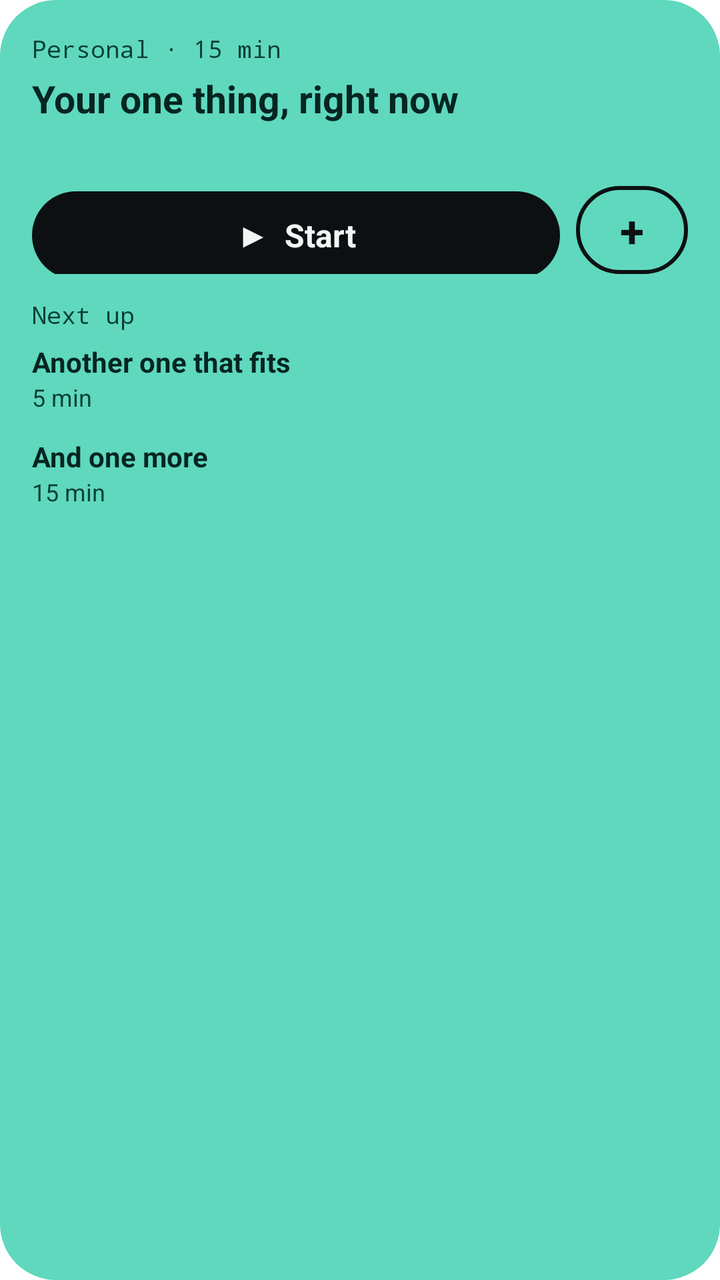
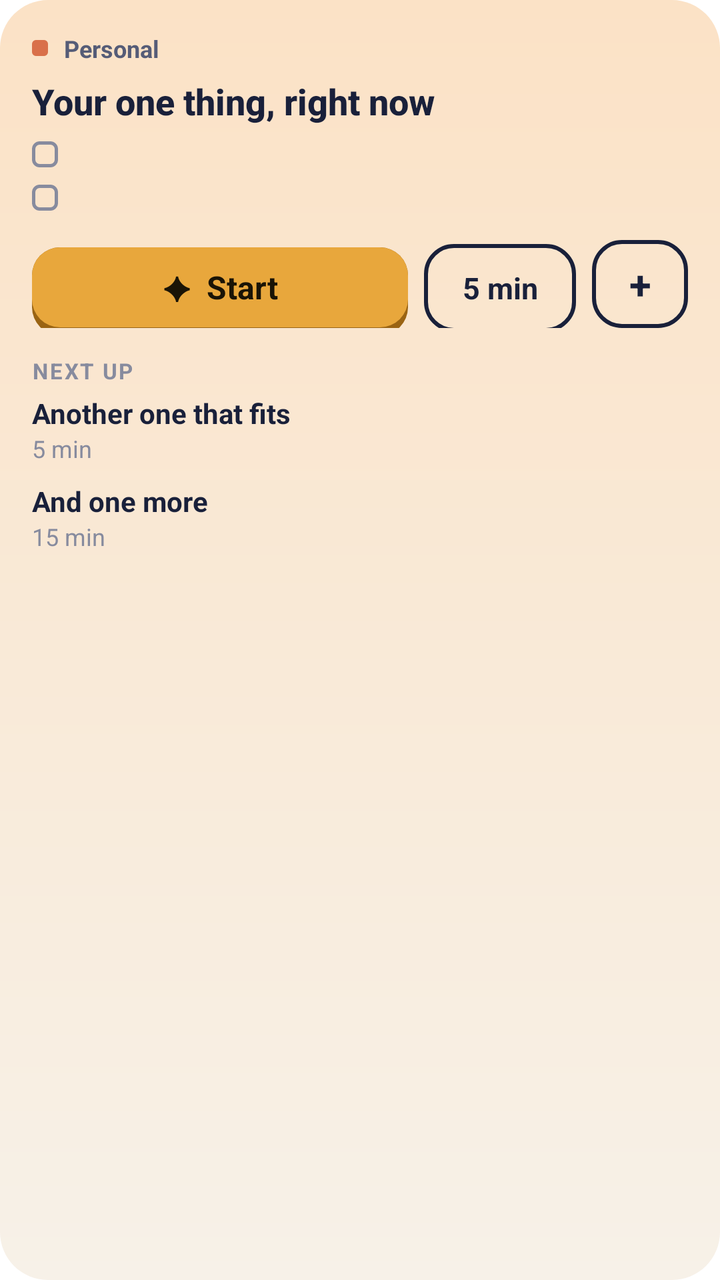

Before-and-after screenshots of an Android layout around one commit, followed by the original layout XML and the change that was made.
<!-- AndroidManifest.xml: fallback theme Theme.MaterialComponents.DayNight.NoActionBar -->
<!-- res/layout/pick_widget_large.xml -->
<?xml version="1.0" encoding="utf-8"?>
<LinearLayout xmlns:android="http://schemas.android.com/apk/res/android"
    android:id="@+id/widget_root"
    android:layout_width="match_parent"
    android:layout_height="match_parent"
    android:background="@drawable/widget_bg"
    android:orientation="vertical"
    android:padding="16dp">

    <TextView
        android:id="@+id/widget_meta"
        android:text="Personal · 15 min"
        android:layout_width="match_parent"
        android:layout_height="wrap_content"
        android:ellipsize="end"
        android:maxLines="1"
        android:textColor="#0B4038"
        android:textSize="12sp"
        android:fontFamily="monospace" />

    <TextView
        android:id="@+id/widget_title"
        android:text="Your one thing, right now"
        android:layout_width="match_parent"
        android:layout_height="wrap_content"
        android:layout_marginTop="4dp"
        android:ellipsize="end"
        android:maxLines="2"
        android:textColor="#062520"
        android:textSize="19sp"
        android:textStyle="bold" />

    <TextView
        android:id="@+id/widget_step"
        android:layout_width="match_parent"
        android:layout_height="wrap_content"
        android:layout_marginTop="2dp"
        android:ellipsize="end"
        android:maxLines="2"
        android:textColor="#0B3B33"
        android:textSize="14sp" />

    <LinearLayout
        android:layout_width="match_parent"
        android:layout_height="wrap_content"
        android:orientation="horizontal"
        android:paddingTop="10dp">

        <TextView
            android:id="@+id/widget_start"
            android:layout_width="0dp"
            android:layout_height="44dp"
            android:layout_weight="1"
            android:background="@drawable/widget_start_bg"
            android:gravity="center"
            android:text="▶  Start"
            android:textColor="#F2F5F4"
            android:textSize="16sp"
            android:textStyle="bold" />

        <TextView
            android:id="@+id/widget_add"
            android:layout_width="56dp"
            android:layout_height="44dp"
            android:layout_marginStart="8dp"
            android:background="@drawable/widget_add_bg"
            android:contentDescription="Add a task"
            android:gravity="center"
            android:text="+"
            android:textColor="#0D1012"
            android:textSize="22sp"
            android:textStyle="bold" />
    </LinearLayout>

    <TextView
        android:id="@+id/widget_next_label"
        android:layout_width="match_parent"
        android:layout_height="wrap_content"
        android:layout_marginTop="12dp"
        android:fontFamily="monospace"
        android:text="Next up"
        android:textColor="#0B4038"
        android:textSize="12sp" />

    <LinearLayout
        android:id="@+id/widget_alt1"
        android:layout_width="match_parent"
        android:layout_height="wrap_content"
        android:minHeight="44dp"
        android:gravity="center_vertical"
        android:orientation="vertical"
        android:paddingTop="6dp"
        android:paddingBottom="6dp">

        <TextView
            android:id="@+id/widget_alt1_title"
            android:text="Another one that fits"
            android:layout_width="match_parent"
            android:layout_height="wrap_content"
            android:ellipsize="end"
            android:maxLines="1"
            android:textColor="#062520"
            android:textSize="14sp"
            android:textStyle="bold" />

        <TextView
            android:id="@+id/widget_alt1_meta"
            android:text="5 min"
            android:layout_width="match_parent"
            android:layout_height="wrap_content"
            android:ellipsize="end"
            android:maxLines="1"
            android:textColor="#0B4038"
            android:textSize="12sp" />
    </LinearLayout>

    <LinearLayout
        android:id="@+id/widget_alt2"
        android:layout_width="match_parent"
        android:layout_height="wrap_content"
        android:minHeight="44dp"
        android:gravity="center_vertical"
        android:orientation="vertical"
        android:paddingTop="6dp"
        android:paddingBottom="6dp">

        <TextView
            android:id="@+id/widget_alt2_title"
            android:text="And one more"
            android:layout_width="match_parent"
            android:layout_height="wrap_content"
            android:ellipsize="end"
            android:maxLines="1"
            android:textColor="#062520"
            android:textSize="14sp"
            android:textStyle="bold" />

        <TextView
            android:id="@+id/widget_alt2_meta"
            android:text="15 min"
            android:layout_width="match_parent"
            android:layout_height="wrap_content"
            android:ellipsize="end"
            android:maxLines="1"
            android:textColor="#0B4038"
            android:textSize="12sp" />
    </LinearLayout>

</LinearLayout>
<!-- resources referenced by this layout -->
<resources>
  <!-- drawable widget_add_bg (drawable) -->
  <?xml version="1.0" encoding="utf-8"?>
  <shape xmlns:android="http://schemas.android.com/apk/res/android" android:shape="rectangle">
      <solid android:color="#00000000"/>
      <stroke android:width="2dp" android:color="#0D1012"/>
      <corners android:radius="999dp"/>
  </shape>
  <!-- drawable widget_bg (drawable) -->
  <?xml version="1.0" encoding="utf-8"?>
  <shape xmlns:android="http://schemas.android.com/apk/res/android" android:shape="rectangle">
      <solid android:color="#5FD8BE"/>
      <corners android:radius="28dp"/>
  </shape>
  <!-- drawable widget_start_bg (drawable) -->
  <?xml version="1.0" encoding="utf-8"?>
  <shape xmlns:android="http://schemas.android.com/apk/res/android" android:shape="rectangle">
      <solid android:color="#0D1012"/>
      <corners android:radius="999dp"/>
  </shape>
</resources>

<!-- the commit's change to res/layout/pick_widget_large.xml (unified diff, before → after) -->
@@ -7,68 +7,140 @@
     android:orientation="vertical"
     android:padding="16dp">
 
-    <TextView
-        android:id="@+id/widget_meta"
-        android:text="Personal · 15 min"
-        android:layout_width="match_parent"
-        android:layout_height="wrap_content"
-        android:ellipsize="end"
-        android:maxLines="1"
-        android:textColor="#0B4038"
-        android:textSize="12sp"
-        android:fontFamily="monospace" />
+    <LinearLayout
+        android:layout_width="match_parent"
+        android:layout_height="wrap_content"
+        android:gravity="center_vertical"
+        android:orientation="horizontal">
+
+        <ImageView
+            android:id="@+id/widget_dot"
+            android:layout_width="8dp"
+            android:layout_height="8dp"
+            android:layout_marginEnd="8dp"
+            android:importantForAccessibility="no"
+            android:src="@drawable/widget_dot_personal" />
+
+        <TextView
+            android:id="@+id/widget_header"
+            android:layout_width="match_parent"
+            android:layout_height="wrap_content"
+            android:ellipsize="end"
+            android:maxLines="1"
+            android:text="Personal"
+            android:textColor="@color/widget_ink2"
+            android:textSize="12sp"
+            android:textStyle="bold" />
+    </LinearLayout>
 
     <TextView
         android:id="@+id/widget_title"
+        android:layout_width="match_parent"
+        android:layout_height="wrap_content"
+        android:layout_marginTop="6dp"
+        android:ellipsize="end"
+        android:fontFamily="sans-serif-medium"
+        android:lineSpacingMultiplier="0.95"
+        android:maxLines="2"
         android:text="Your one thing, right now"
+        android:textColor="@color/widget_ink"
+        android:textSize="18sp"
+        android:textStyle="bold" />
+
+    <LinearLayout
+        android:id="@+id/widget_line1_row"
+        android:layout_width="match_parent"
+        android:layout_height="wrap_content"
+        android:layout_marginTop="6dp"
+        android:orientation="horizontal">
+
+        <ImageView
+            android:id="@+id/widget_line1_check"
+            android:layout_width="13dp"
+            android:layout_height="13dp"
+            android:layout_marginTop="2dp"
+            android:layout_marginEnd="8dp"
+            android:importantForAccessibility="no"
+            android:src="@drawable/widget_check" />
+
+        <TextView
+            android:id="@+id/widget_line1"
+            android:layout_width="match_parent"
+            android:layout_height="wrap_content"
+            android:ellipsize="end"
+            android:maxLines="1"
+            android:textColor="@color/widget_ink2"
+            android:textSize="13sp" />
+    </LinearLayout>
+
+    <LinearLayout
+        android:id="@+id/widget_line2_row"
         android:layout_width="match_parent"
         android:layout_height="wrap_content"
         android:layout_marginTop="4dp"
-        android:ellipsize="end"
-        android:maxLines="2"
-        android:textColor="#062520"
-        android:textSize="19sp"
-        android:textStyle="bold" />
-
-    <TextView
-        android:id="@+id/widget_step"
-        android:layout_width="match_parent"
-        android:layout_height="wrap_content"
-        android:layout_marginTop="2dp"
-        android:ellipsize="end"
-        android:maxLines="2"
-        android:textColor="#0B3B33"
-        android:textSize="14sp" />
+        android:orientation="horizontal">
+
+        <ImageView
+            android:id="@+id/widget_line2_check"
+            android:layout_width="13dp"
+            android:layout_height="13dp"
+            android:layout_marginTop="2dp"
+            android:layout_marginEnd="8dp"
+            android:importantForAccessibility="no"
+            android:src="@drawable/widget_check" />
+
+        <TextView
+            android:id="@+id/widget_line2"
+            android:layout_width="match_parent"
+            android:layout_height="wrap_content"
+            android:ellipsize="end"
+            android:maxLines="1"
+            android:textColor="@color/widget_ink2"
+            android:textSize="13sp" />
+    </LinearLayout>
 
     <LinearLayout
         android:layout_width="match_parent"
         android:layout_height="wrap_content"
         android:orientation="horizontal"
-        android:paddingTop="10dp">
+        android:paddingTop="12dp">
 
         <TextView
             android:id="@+id/widget_start"
             android:layout_width="0dp"
+            android:layout_weight="1"
             android:layout_height="44dp"
-            android:layout_weight="1"
             android:background="@drawable/widget_start_bg"
             android:gravity="center"
-            android:text="▶  Start"
-            android:textColor="#F2F5F4"
+            android:paddingBottom="4dp"
+            android:text="✦  Start"
+            android:textColor="@color/widget_on_star"
             android:textSize="16sp"
             android:textStyle="bold" />
 
         <TextView
+            android:id="@+id/widget_five"
+            android:layout_width="76dp"
+            android:layout_height="44dp"
+            android:layout_marginStart="8dp"
+            android:background="@drawable/widget_add_bg"
+            android:gravity="center"
+            android:text="5 min"
+            android:textColor="@color/widget_ink"
+            android:textSize="15sp"
+            android:textStyle="bold" />
+
+        <TextView
             android:id="@+id/widget_add"
-            android:layout_width="56dp"
+            android:layout_width="48dp"
             android:layout_height="44dp"
             android:layout_marginStart="8dp"
             android:background="@drawable/widget_add_bg"
             android:contentDescription="Add a task"
             android:gravity="center"
             android:text="+"
-            android:textColor="#0D1012"
-            android:textSize="22sp"
+            android:textColor="@color/widget_ink"
+            android:textSize="20sp"
             android:textStyle="bold" />
     </LinearLayout>
 
@@ -76,74 +148,75 @@
         android:id="@+id/widget_next_label"
         android:layout_width="match_parent"
         android:layout_height="wrap_content"
-        android:layout_marginTop="12dp"
-        android:fontFamily="monospace"
-        android:text="Next up"
-        android:textColor="#0B4038"
-        android:textSize="12sp" />
+        android:layout_marginTop="14dp"
+        android:letterSpacing="0.08"
+        android:text="NEXT UP"
+        android:textColor="@color/widget_ink3"
+        android:textSize="11sp"
+        android:textStyle="bold" />
 
     <LinearLayout
         android:id="@+id/widget_alt1"
         android:layout_width="match_parent"
         android:layout_height="wrap_content"
+        android:gravity="center_vertical"
         android:minHeight="44dp"
+        android:orientation="vertical"
+        android:paddingTop="4dp"
+        android:paddingBottom="4dp">
+
+        <TextView
+            android:id="@+id/widget_alt1_title"
+            android:layout_width="match_parent"
+            android:layout_height="wrap_content"
+            android:ellipsize="end"
+            android:maxLines="1"
+            android:text="Another one that fits"
+            android:textColor="@color/widget_ink"
+            android:textSize="14sp"
+            android:textStyle="bold" />
+
+        <TextView
+            android:id="@+id/widget_alt1_meta"
+            android:layout_width="match_parent"
+            android:layout_height="wrap_content"
+            android:ellipsize="end"
+            android:maxLines="1"
+            android:text="5 min"
+            android:textColor="@color/widget_ink3"
+            android:textSize="12sp" />
+    </LinearLayout>
+
+    <LinearLayout
+        android:id="@+id/widget_alt2"
+        android:layout_width="match_parent"
+        android:layout_height="wrap_content"
         android:gravity="center_vertical"
+        android:minHeight="44dp"
         android:orientation="vertical"
-        android:paddingTop="6dp"
-        android:paddingBottom="6dp">
-
-        <TextView
-            android:id="@+id/widget_alt1_title"
-            android:text="Another one that fits"
-            android:layout_width="match_parent"
-            android:layout_height="wrap_content"
-            android:ellipsize="end"
-            android:maxLines="1"
-            android:textColor="#062520"
+        android:paddingTop="4dp"
+        android:paddingBottom="4dp">
+
+        <TextView
+            android:id="@+id/widget_alt2_title"
+            android:layout_width="match_parent"
+            android:layout_height="wrap_content"
+            android:ellipsize="end"
+            android:maxLines="1"
+            android:text="And one more"
+            android:textColor="@color/widget_ink"
             android:textSize="14sp"
             android:textStyle="bold" />
 
         <TextView
-            android:id="@+id/widget_alt1_meta"
-            android:text="5 min"
-            android:layout_width="match_parent"
-            android:layout_height="wrap_content"
-            android:ellipsize="end"
-            android:maxLines="1"
-            android:textColor="#0B4038"
+            android:id="@+id/widget_alt2_meta"
+            android:layout_width="match_parent"
+            android:layout_height="wrap_content"
+            android:ellipsize="end"
+            android:maxLines="1"
+            android:text="15 min"
+            android:textColor="@color/widget_ink3"
             android:textSize="12sp" />
     </LinearLayout>
 
-    <LinearLayout
-        android:id="@+id/widget_alt2"
-        android:layout_width="match_parent"
-        android:layout_height="wrap_content"
-        android:minHeight="44dp"
-        android:gravity="center_vertical"
-        android:orientation="vertical"
-        android:paddingTop="6dp"
-        android:paddingBottom="6dp">
-
-        <TextView
-            android:id="@+id/widget_alt2_title"
-            android:text="And one more"
-            android:layout_width="match_parent"
-            android:layout_height="wrap_content"
-            android:ellipsize="end"
-            android:maxLines="1"
-            android:textColor="#062520"
-            android:textSize="14sp"
-            android:textStyle="bold" />
-
-        <TextView
-            android:id="@+id/widget_alt2_meta"
-            android:text="15 min"
-            android:layout_width="match_parent"
-            android:layout_height="wrap_content"
-            android:ellipsize="end"
-            android:maxLines="1"
-            android:textColor="#0B4038"
-            android:textSize="12sp" />
-    </LinearLayout>
-
 </LinearLayout>
<!-- resource entries referenced after the edit -->
@@ -1,23 +1,60 @@
 <!-- resources referenced by this layout -->
 <resources>
+  <color name="widget_ink">#19203A</color>
+  <color name="widget_ink2">#555C77</color>
+  <color name="widget_ink3">#878B9E</color>
+  <color name="widget_on_star">#1A1406</color>
   <!-- drawable widget_add_bg (drawable) -->
   <?xml version="1.0" encoding="utf-8"?>
   <shape xmlns:android="http://schemas.android.com/apk/res/android" android:shape="rectangle">
-      <solid android:color="#00000000"/>
-      <stroke android:width="2dp" android:color="#0D1012"/>
-      <corners android:radius="999dp"/>
+      <solid android:color="#00000000" />
+      <stroke android:width="2dp" android:color="@color/widget_ink" />
+      <corners android:radius="14dp" />
   </shape>
   <!-- drawable widget_bg (drawable) -->
   <?xml version="1.0" encoding="utf-8"?>
   <shape xmlns:android="http://schemas.android.com/apk/res/android" android:shape="rectangle">
-      <solid android:color="#5FD8BE"/>
-      <corners android:radius="28dp"/>
+      <gradient
+          android:angle="270"
+          android:endColor="@color/widget_bg"
+          android:startColor="@color/widget_bg_top" />
+      <corners android:radius="24dp" />
+  </shape>
+  <!-- drawable widget_check (drawable) -->
+  <?xml version="1.0" encoding="utf-8"?>
+  <shape xmlns:android="http://schemas.android.com/apk/res/android" android:shape="rectangle">
+      <size android:width="13dp" android:height="13dp" />
+      <solid android:color="#00000000" />
+      <stroke android:width="1.5dp" android:color="@color/widget_ink3" />
+      <corners android:radius="3dp" />
+  </shape>
+  <!-- drawable widget_dot_personal (drawable) -->
+  <?xml version="1.0" encoding="utf-8"?>
+  <shape xmlns:android="http://schemas.android.com/apk/res/android" android:shape="rectangle">
+      <size android:width="8dp" android:height="8dp" />
+      <solid android:color="@color/widget_personal" />
+      <corners android:radius="2dp" />
   </shape>
   <!-- drawable widget_start_bg (drawable) -->
   <?xml version="1.0" encoding="utf-8"?>
-  <shape xmlns:android="http://schemas.android.com/apk/res/android" android:shape="rectangle">
-      <solid android:color="#0D1012"/>
-      <corners android:radius="999dp"/>
-  </shape>
+  <layer-list xmlns:android="http://schemas.android.com/apk/res/android">
+      <item>
+          <shape android:shape="rectangle">
+              <solid android:color="@color/widget_star_deep" />
+              <corners android:radius="14dp" />
+          </shape>
+      </item>
+      <item android:bottom="4dp">
+          <shape android:shape="rectangle">
+              <solid android:color="@color/widget_star" />
+              <corners android:radius="14dp" />
+          </shape>
+      </item>
+  </layer-list>
+  <color name="widget_bg">#F7F1E8</color>
+  <color name="widget_bg_top">#FBE2C6</color>
+  <color name="widget_personal">#D9704A</color>
+  <color name="widget_star_deep">#9A6413</color>
+  <color name="widget_star">#E8A73C</color>
 </resources>
 
